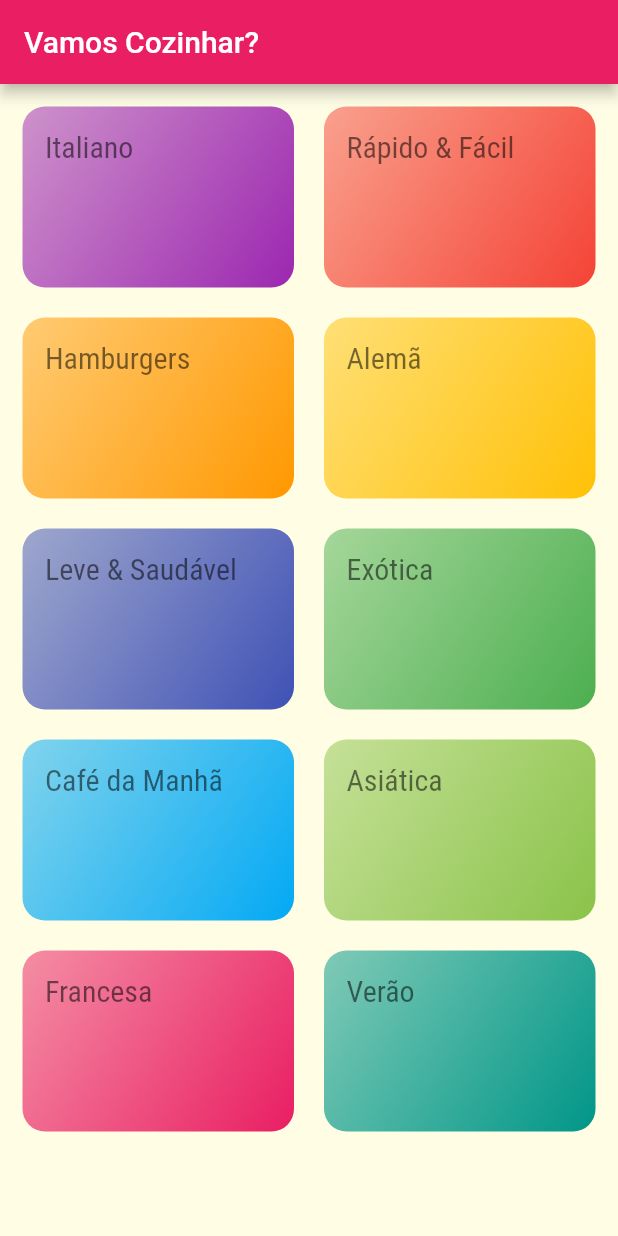
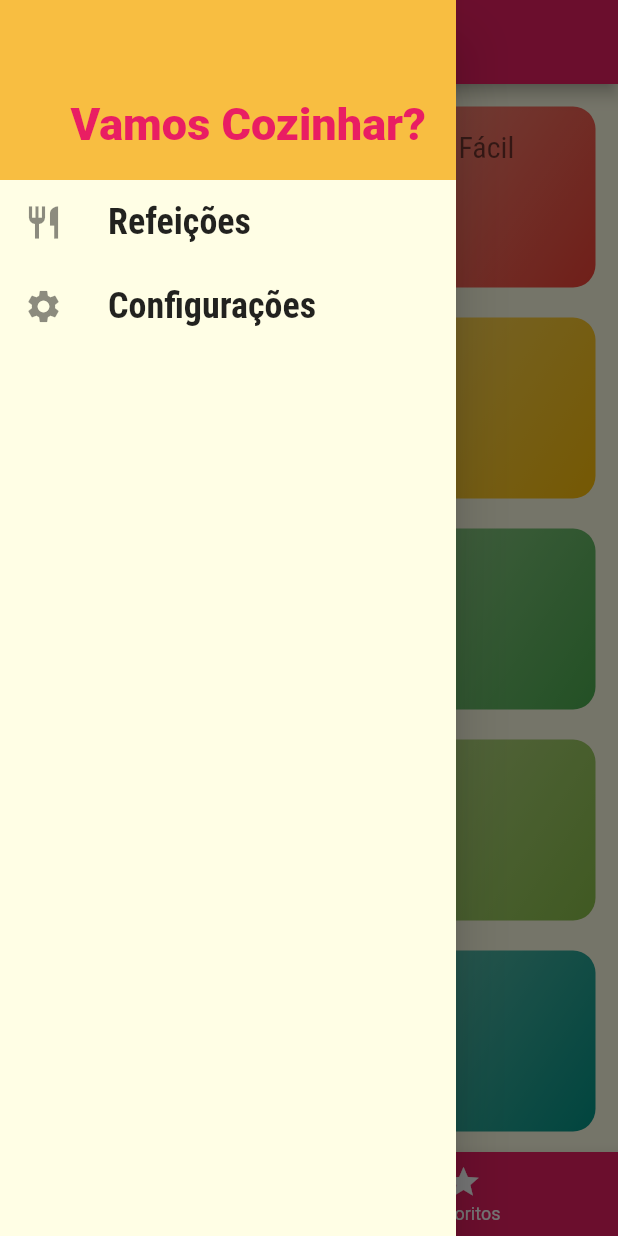
Before and after one commit to diegormb06/meals, a Flutter app: the screen it shows after launch, with the side drawer open (before the commit the screen has no drawer), on a phone screen of 412 x 824 dp. Run offline on Flutter 3.47's test engine with Material 2 defaults, Android fonts, the phone set to English and light mode, and no system bars.

Commit message:
feat: inserido drawer menu

```diff
--- a/lib/main.dart
+++ b/lib/main.dart
@@ -4,6 +4,7 @@ import 'package:flutter/material.dart';
 import 'package:refeicoes/presentation/screens/categories_meals_screen.dart';
 import 'package:refeicoes/presentation/screens/categories_screen.dart';
 import 'package:refeicoes/presentation/screens/meal_detail_screen.dart';
+import 'package:refeicoes/presentation/screens/tabs_screen.dart';
 import 'package:refeicoes/routes.dart';
 
 void main() {
@@ -35,7 +36,7 @@ class MyApp extends StatelessWidget {
             ),
       ),
       routes: {
-        AppRoutes.home: (context) => const CategoriesScreen(),
+        AppRoutes.home: (context) => const TabsScreen(),
         AppRoutes.categoriesMeals: (context) => const CategoriesMealsScreen(),
         AppRoutes.mealDetail: (context) => const MealDetailScreen()
       },
--- /dev/null
+++ b/lib/presentation/components/data_display/Menu_item.dart
@@ -0,0 +1,32 @@
+import 'package:flutter/material.dart';
+import 'package:flutter/src/widgets/container.dart';
+import 'package:flutter/src/widgets/framework.dart';
+
+class DrawerMenuItem extends StatelessWidget {
+  final String label;
+  final IconData icon;
+
+  const DrawerMenuItem({
+    super.key,
+    required this.icon,
+    required this.label,
+  });
+
+  @override
+  Widget build(BuildContext context) {
+    return ListTile(
+      leading: Icon(
+        icon,
+        size: 26,
+      ),
+      title: Text(
+        label,
+        style: const TextStyle(
+            fontFamily: 'RobotoCondensed',
+            fontSize: 24,
+            fontWeight: FontWeight.bold),
+      ),
+      onTap: () {},
+    );
+  }
+}
--- /dev/null
+++ b/lib/presentation/components/layout/main_drawer.dart
@@ -0,0 +1,33 @@
+import 'package:flutter/material.dart';
+import 'package:refeicoes/presentation/components/data_display/Menu_item.dart';
+
+class MainDrawer extends StatelessWidget {
+  const MainDrawer({super.key});
+
+  @override
+  Widget build(BuildContext context) {
+    return Drawer(
+      child: Column(
+        children: [
+          Container(
+            height: 120,
+            width: double.infinity,
+            padding: EdgeInsets.all(20),
+            alignment: Alignment.bottomRight,
+            color: Theme.of(context).colorScheme.secondary,
+            child: Text(
+              'Vamos Cozinhar?',
+              style: TextStyle(
+                fontWeight: FontWeight.w900,
+                fontSize: 30,
+                color: Theme.of(context).primaryColor,
+              ),
+            ),
+          ),
+          const DrawerMenuItem(icon: Icons.restaurant, label: 'Refeições'),
+          const DrawerMenuItem(icon: Icons.settings, label: 'Configurações')
+        ],
+      ),
+    );
+  }
+}
--- a/lib/presentation/components/meal_item.dart
+++ b/lib/presentation/components/layout/meal_item.dart
@@ -1,7 +1,7 @@
 import 'package:flutter/material.dart';
 import 'package:refeicoes/routes.dart';
 
-import '../../domain/entities/meals_entity.dart';
+import '../../../domain/entities/meals_entity.dart';
 
 class MealItem extends StatelessWidget {
   const MealItem({super.key, required this.meal});
--- a/lib/presentation/screens/categories_meals_screen.dart
+++ b/lib/presentation/screens/categories_meals_screen.dart
@@ -1,6 +1,6 @@
 import 'package:flutter/material.dart';
 import 'package:refeicoes/data/meals_data.dart';
-import 'package:refeicoes/presentation/components/meal_item.dart';
+import 'package:refeicoes/presentation/components/layout/meal_item.dart';
 import '../../domain/entities/category_entity.dart';
 
 class CategoriesMealsScreen extends StatelessWidget {
--- a/lib/presentation/screens/categories_screen.dart
+++ b/lib/presentation/screens/categories_screen.dart
@@ -1,17 +1,13 @@
 import 'package:flutter/material.dart';
 import 'package:refeicoes/data/categories_data.dart';
-import 'package:refeicoes/presentation/components/category_item.dart';
+import 'package:refeicoes/presentation/components/layout/category_item.dart';
 
 class CategoriesScreen extends StatelessWidget {
   const CategoriesScreen({super.key});
 
   @override
   Widget build(BuildContext context) {
-    return Scaffold(
-      appBar: AppBar(
-        title: const Text("Vamos Cozinhar?"),
-      ),
-      body: GridView(
+    return GridView(
       padding: const EdgeInsets.all(15),
       gridDelegate: const SliverGridDelegateWithMaxCrossAxisExtent(
         maxCrossAxisExtent: 200,
@@ -20,7 +16,6 @@ class CategoriesScreen extends StatelessWidget {
         mainAxisSpacing: 20,
       ),
       children: categories.map((cat) => CategoryItem(category: cat)).toList(),
-      ),
     );
   }
 }
--- /dev/null
+++ b/lib/presentation/screens/tabs_screen.dart
@@ -0,0 +1,60 @@
+import 'package:flutter/material.dart';
+import 'package:refeicoes/presentation/components/layout/main_drawer.dart';
+import 'package:refeicoes/presentation/screens/categories_screen.dart';
+import 'package:refeicoes/presentation/screens/favorite_meals_screen.dart';
+
+class TabsScreen extends StatefulWidget {
+  const TabsScreen({super.key});
+
+  @override
+  State<TabsScreen> createState() => _TabsScreenState();
+}
+
+class _TabsScreenState extends State<TabsScreen> {
+  int _selectedScreenIndex = 0;
+
+  final List<Map<String, Widget>> _screens = [
+    {
+      'title': const Text("Categorias"),
+      'screen': const CategoriesScreen(),
+    },
+    {
+      'title': const Text("Favoritos"),
+      'screen': const FavoriteMealsScreen(),
+    },
+  ];
+
+  _selectScreen(int index) {
+    setState(() {
+      _selectedScreenIndex = index;
+    });
+  }
+
+  @override
+  Widget build(BuildContext context) {
+    return Scaffold(
+      appBar: AppBar(
+        title: _screens[_selectedScreenIndex]['title'],
+      ),
+      drawer: const MainDrawer(),
+      body: _screens[_selectedScreenIndex]['screen'],
+      bottomNavigationBar: BottomNavigationBar(
+        onTap: _selectScreen,
+        backgroundColor: Theme.of(context).primaryColor,
+        selectedItemColor: Theme.of(context).colorScheme.secondary,
+        unselectedItemColor: Colors.white,
+        currentIndex: _selectedScreenIndex,
+        items: const [
+          BottomNavigationBarItem(
+            icon: Icon(Icons.category),
+            label: "Categorias",
+          ),
+          BottomNavigationBarItem(
+            icon: Icon(Icons.star),
+            label: "Favoritos",
+          ),
+        ],
+      ),
+    );
+  }
+}
```
Also changed, not shown: lib/presentation/screens/favorite_meals_screen.dart (added, +12 -0 lines), lib/presentation/screens/meal_detail_screen.dart (+51 -14 lines), lib/presentation/components/layout/category_item.dart (renamed from lib/presentation/components/category_item.dart). Lines whose indentation alone changed are shown as unchanged.
